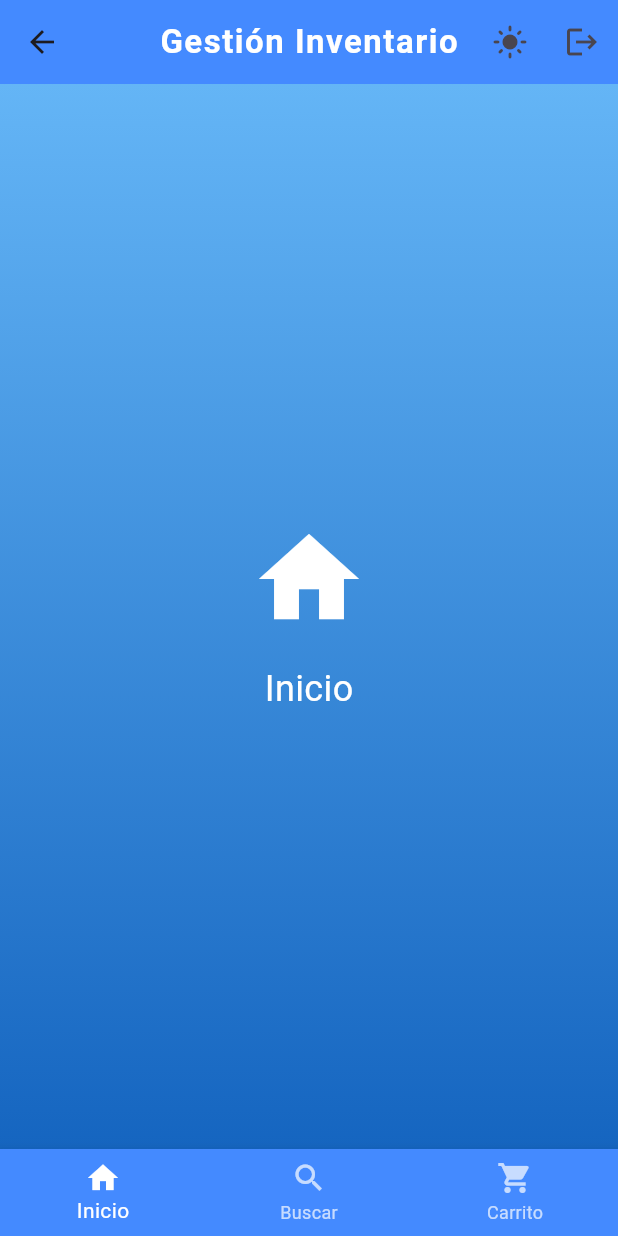
After one commit to HugoMEDAC-dev/gestion_inventario, a Flutter app: the UserDashboard screen opened by its route, on a phone screen of 412 x 824 dp. The commit adds this screen. Run offline on Flutter 3.47's test engine with Material 3 defaults, Android fonts, the phone set to English and light mode, and no system bars; our stand-ins replace cloud_firestore, firebase_auth, firebase_core; accounts and stored records are empty.

```diff
--- /dev/null
+++ b/lib/screens/dashboards/user_dashboard.dart
@@ -0,0 +1,122 @@
+// ignore_for_file: library_private_types_in_public_api
+
+import 'package:firebase_auth/firebase_auth.dart';
+import 'package:flutter/material.dart';
+import 'package:flutter_application_1/core/app_colors.dart';
+
+class UserDashboard extends StatefulWidget {
+  const UserDashboard({super.key});
+
+  @override
+  _UserDashboard createState() => _UserDashboard();
+}
+
+class _UserDashboard extends State<UserDashboard> {
+  int _selectedIndex = 0; // Controla qué pestaña está activa
+  bool _isDarkMode = false; // Activa/desactiva modo oscuro
+
+  // Contenido de cada pestaña. Puedes reemplazar luego por pantallas reales
+  static final List<Widget> _pages = <Widget>[
+    _buildPage(Icons.home, "Inicio"),
+    _buildPage(Icons.search, "Buscar"),
+    _buildPage(Icons.shopping_cart, "Carrito"),
+  ];
+
+  // Método estático para generar una vista bonita para cada pestaña
+  static Widget _buildPage(IconData icon, String label) {
+    return Center(
+      child: Column(
+        mainAxisAlignment: MainAxisAlignment.center,
+        children: [
+          Icon(icon, size: 80, color: Colors.white),
+          SizedBox(height: 16),
+          Text(label, style: TextStyle(fontSize: 24, color: Colors.white)),
+        ],
+      ),
+    );
+  }
+
+  // Cambia el índice al tocar una opción del BottomNavigationBar
+  void _onItemTapped(int index) {
+    setState(() {
+      _selectedIndex = index;
+    });
+  }
+
+  // Cambia entre modo claro y oscuro
+  void _toggleDarkMode() {
+    setState(() {
+      _isDarkMode = !_isDarkMode;
+    });
+  }
+
+  @override
+  Widget build(BuildContext context) {
+    return Scaffold(
+      appBar: AppBar(
+        title: const Text(
+          "Gestión Inventario",
+          style: TextStyle(
+            color: Colors.white, // Texto blanco
+            fontSize: 22, // Tamaño más grande
+            fontWeight: FontWeight.bold, // Negrita para destacar
+            letterSpacing: 1.0, // Espaciado entre letras para elegancia
+          ),
+        ),
+        centerTitle: true, // Esto centra el título en la AppBar
+        actions: [
+          // Botón para alternar entre modo claro y oscuro
+          IconButton(
+            icon: Icon(_isDarkMode ? Icons.dark_mode : Icons.light_mode),
+            onPressed: _toggleDarkMode,
+          ),
+          // Botón para cerrar sesión y volver al login
+          IconButton(
+            icon: const Icon(Icons.logout),
+            tooltip: 'Cerrar sesión',
+            onPressed: () async {
+              await FirebaseAuth.instance
+                  .signOut(); // Cierra sesión del usuario
+              // Navega de vuelta a la pantalla de login
+              if (!context.mounted) return;
+              Navigator.pushReplacementNamed(context, '/login');
+            },
+          ),
+        ],
+        backgroundColor: AppColors.appBarColor,
+      ),
+
+      // Cuerpo de la pantalla con fondo gradiente según modo
+      body: Container(
+        decoration: BoxDecoration(
+          gradient: LinearGradient(
+            colors:
+                _isDarkMode
+                    ? [Colors.blueGrey.shade700, Colors.blueGrey.shade900]
+                    : [Colors.blue.shade300, Colors.blue.shade800],
+            begin: Alignment.topCenter,
+            end: Alignment.bottomCenter,
+          ),
+        ),
+        child: _pages[_selectedIndex], // Muestra la página activa
+      ),
+
+      // Barra inferior de navegación
+      bottomNavigationBar: BottomNavigationBar(
+        items: const <BottomNavigationBarItem>[
+          BottomNavigationBarItem(icon: Icon(Icons.home), label: 'Inicio'),
+          BottomNavigationBarItem(icon: Icon(Icons.search), label: 'Buscar'),
+          BottomNavigationBarItem(
+            icon: Icon(Icons.shopping_cart),
+            label: 'Carrito',
+          ),
+        ],
+        currentIndex: _selectedIndex,
+        selectedItemColor: Colors.white,
+        unselectedItemColor: Colors.white70,
+        backgroundColor: Colors.blueAccent,
+        onTap: _onItemTapped, // Cambia de pestaña al tocar ícono
+      ),
+    );
+  }
+}
```
Also changed, not shown: lib/core/firebase/auth_service.dart (added, +62 -0 lines), lib/main.dart (+6 -3 lines), lib/screens/auth/login_screen.dart (+19 -40 lines), lib/screens/auth/register_screen_.dart (+26 -35 lines), lib/screens/dashboards/admin_dashboard.dart (renamed from lib/screens/home_screen.dart, +38 -37 lines), lib/components/login.dart (deleted).
